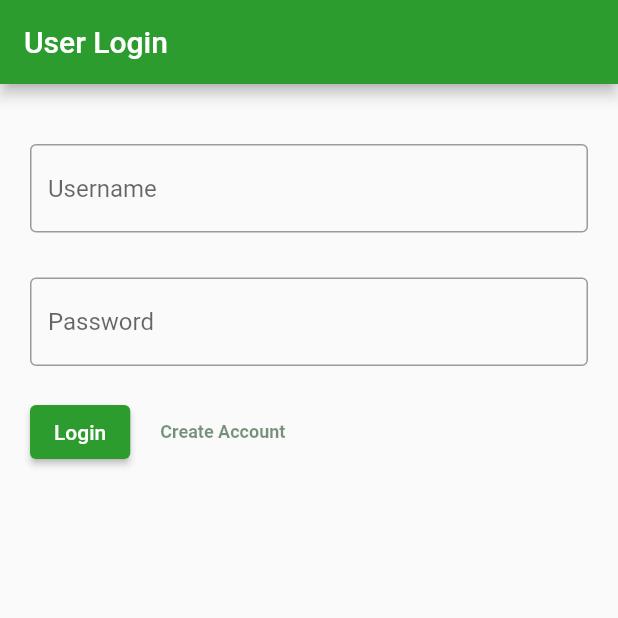
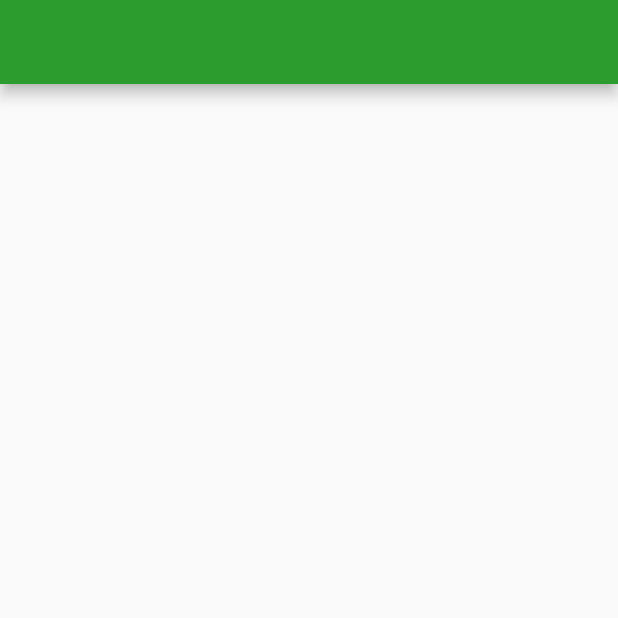
Before and after one commit to SkarnerV/NovelWeb, a Flutter app: the screen it shows after launch, after a tap on "Create Account", on a phone screen of 412 x 824 dp, the top half of it. Run offline on Flutter 3.47's test engine with Material 2 defaults, Android fonts, the phone set to English and light mode, and no system bars; our stand-ins replace bloc, cookie_jar, dio, dio_cookie_manager, equatable, flutter_bloc and 1 more.

Commit message:
register

```diff
--- a/lib/login/login.dart
+++ b/lib/login/login.dart
@@ -8,6 +8,7 @@ import '../util/colors.dart';
 import 'package:flutter_bloc/flutter_bloc.dart';
 import '../services/user_service.dart';
 import 'package:novel/UI/Pages/main_page.dart';
+import 'package:novel/login/register_page.dart';
 
 // Create a Form widget.
 class LoginPage extends StatefulWidget {
@@ -111,7 +112,12 @@ class _LoginPageState extends State<LoginPage> {
                     width: 20,
                   ),
                   InkWell(
-                      onTap: () {},
+                      onTap: () {
+                        Navigator.of(context).pushAndRemoveUntil(
+                          MaterialPageRoute(
+                              builder: (BuildContext context) => RegisterPage()),
+                          (Route<dynamic> route) => false);
+                      },
                       child: AppText(
                         text: "Create Account",
                         size: 12,
--- /dev/null
+++ b/lib/login/register_page.dart
@@ -0,0 +1,25 @@
+import 'package:flutter/material.dart';
+import 'package:flutter/src/foundation/key.dart';
+import 'package:flutter/src/widgets/framework.dart';
+import 'package:novel/util/colors.dart';
+
+
+class RegisterPage extends StatefulWidget {
+  const RegisterPage({Key? key}) : super(key: key);
+
+  @override
+  State<RegisterPage> createState() => _RegisterPageState();
+}
+
+class _RegisterPageState extends State<RegisterPage> {
+  @override
+  Widget build(BuildContext context) {
+
+    return Scaffold(
+      appBar: AppBar(
+        backgroundColor: AppColors.mainColor,
+      ),
+    );
+
+  }
+}
```
Also changed, not shown: 6 other files.
